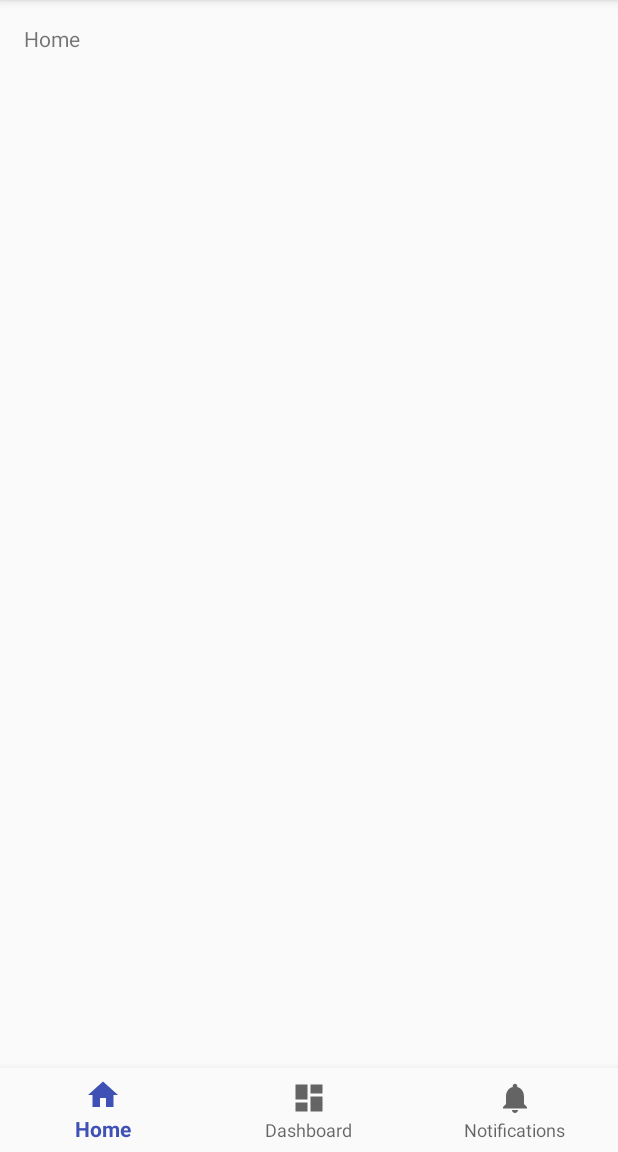
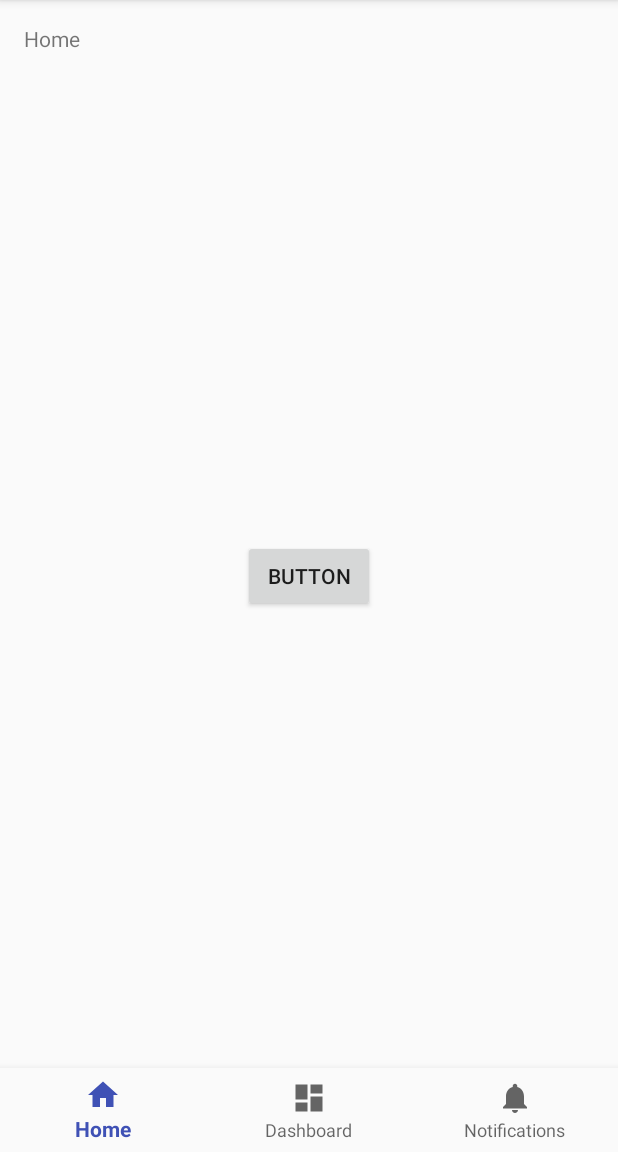
Before and after one commit to cudilara/FantasyRun, an Android app: the screen it shows after launch (MainActivity), on a phone screen of 412 x 824 dp, the part 84-1236 px from its top. Run offline under Robolectric (Android 15) with nearby library versions, the light colour scheme and no system bars.

Commit message:
basic button

```diff
--- a/app/src/main/java/com/example/dilaramadinger/fantasyrun/MainActivity.java
+++ b/app/src/main/java/com/example/dilaramadinger/fantasyrun/MainActivity.java
@@ -5,7 +5,10 @@ import android.support.annotation.NonNull;
 import android.support.design.widget.BottomNavigationView;
 import android.support.v7.app.AppCompatActivity;
 import android.view.MenuItem;
+import android.view.View;
+import android.widget.Button;
 import android.widget.TextView;
+import android.widget.Toast;
 
 public class MainActivity extends AppCompatActivity {
 
@@ -39,6 +42,17 @@ public class MainActivity extends AppCompatActivity {
         mTextMessage = (TextView) findViewById(R.id.message);
         BottomNavigationView navigation = (BottomNavigationView) findViewById(R.id.navigation);
         navigation.setOnNavigationItemSelectedListener(mOnNavigationItemSelectedListener);
+
+        // Button hook up
+        // https://developer.android.com/reference/android/widget/Button
+        final Button button = findViewById(R.id.button_id);
+        button.setOnClickListener(new View.OnClickListener() {
+            public void onClick(View v) {
+                // Code here executes on main thread after user presses button
+                Toast.makeText(getApplicationContext(), "Button pressed.",
+                        Toast.LENGTH_SHORT).show();
+            }
+        });
     }
 
 }
--- a/app/src/main/res/layout/activity_main.xml
+++ b/app/src/main/res/layout/activity_main.xml
@@ -12,7 +12,6 @@
         android:layout_width="wrap_content"
         android:layout_height="wrap_content"
         android:layout_marginLeft="@dimen/activity_horizontal_margin"
-        android:layout_marginStart="@dimen/activity_horizontal_margin"
         android:layout_marginTop="@dimen/activity_vertical_margin"
         android:text="@string/title_home"
         app:layout_constraintLeft_toLeftOf="parent"
@@ -22,12 +21,20 @@
         android:id="@+id/navigation"
         android:layout_width="0dp"
         android:layout_height="wrap_content"
-        android:layout_marginEnd="0dp"
-        android:layout_marginStart="0dp"
         android:background="?android:attr/windowBackground"
         app:layout_constraintBottom_toBottomOf="parent"
         app:layout_constraintLeft_toLeftOf="parent"
         app:layout_constraintRight_toRightOf="parent"
         app:menu="@menu/navigation" />
 
+    <Button
+        android:id="@+id/button_id"
+        android:layout_width="wrap_content"
+        android:layout_height="wrap_content"
+        android:text="Button"
+        app:layout_constraintBottom_toBottomOf="parent"
+        app:layout_constraintLeft_toLeftOf="parent"
+        app:layout_constraintRight_toRightOf="parent"
+        app:layout_constraintTop_toTopOf="parent" />
+
 </android.support.constraint.ConstraintLayout>
```
